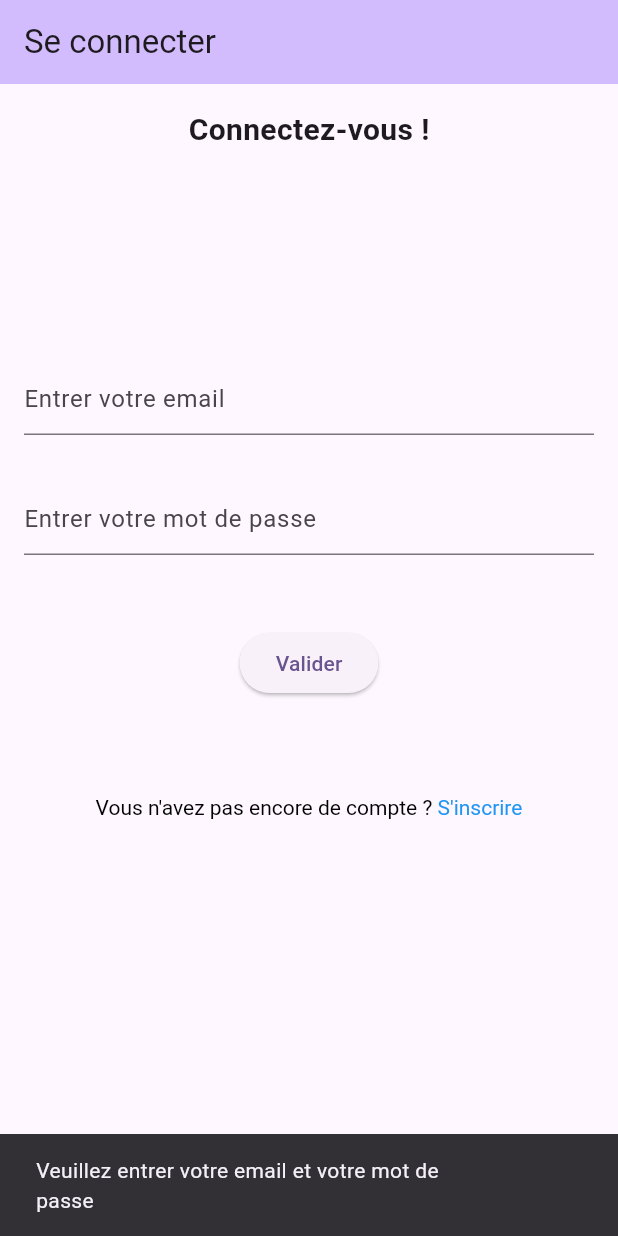
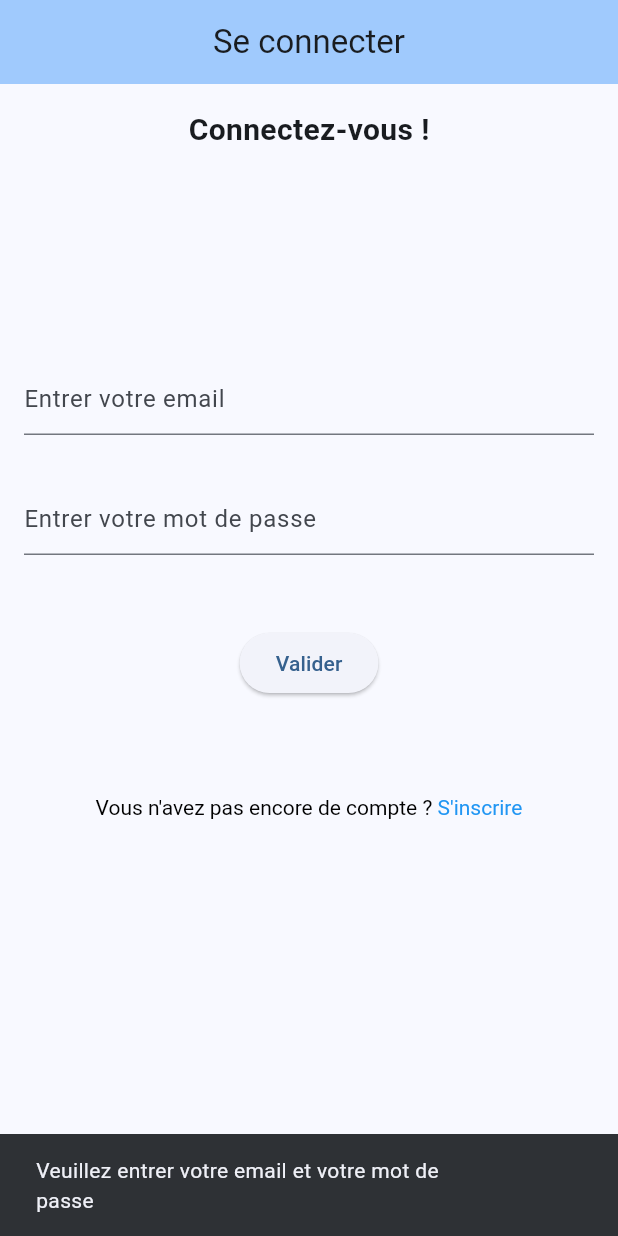
Before and after one commit to Kevin4815/Appli_music, a Flutter app: the screen it shows after launch, after a tap on "Valider", on a phone screen of 412 x 824 dp. Run offline on Flutter 3.47's test engine with Material 3 defaults, Android fonts, the phone set to English and light mode, and no system bars; our stand-ins replace audioplayers, cloud_firestore, firebase_auth, firebase_core, image_picker, permission_handler and 1 more; accounts and stored records are empty; network calls fail.

Commit message:
Final commit

```diff
--- a/appli_music/lib/Auth/login.dart
+++ b/appli_music/lib/Auth/login.dart
@@ -1,12 +1,8 @@
-//import 'package:appli_music/Auth/register.dart';
-//import 'package:appli_music/navbar_screens/home_page.dart';
+
 import 'package:appli_music/navigation_bar/navigationbar.dart';
 import 'package:flutter/gestures.dart';
 import 'package:flutter/material.dart';
 import 'package:firebase_auth/firebase_auth.dart';
-
-//import 'package:fluttertoast/fluttertoast.dart';
-
 
 class LoginPage extends StatefulWidget {
   const LoginPage({super.key, required this.title});
@@ -25,7 +21,6 @@ class _LoginPage extends State<LoginPage> {
 
   @override
   void dispose() {
-    // Clean up the controller when the widget is disposed.
     _emailController.dispose();
     _confirmPasswordController.dispose();
     _passwordController.dispose();
@@ -126,6 +121,8 @@ class _LoginPage extends State<LoginPage> {
       appBar: AppBar(
         backgroundColor: Theme.of(context).colorScheme.inversePrimary,
         title: Text(widget.title),
+        centerTitle: true,
+        automaticallyImplyLeading: false,
       ),
       body: Center(
         child: Column(
@@ -164,7 +161,7 @@ class _LoginPage extends State<LoginPage> {
 
       isConnectedNavigation(userId);
 
-       print('Connexion réussie ******************************************** !');
+      //print('Connexion réussie ******************************************** !');
 
 
     } on FirebaseAuthException catch (e) {
@@ -178,16 +175,13 @@ class _LoginPage extends State<LoginPage> {
     void checkLoginError(e){
       if(_emailController.text != "" && _passwordController.text != ""){
         if(e.code == 'invalid-email'){
-          print("L'email n'est pas au bon format");
           _showToast(context, "L'email n'est pas au bon format");
         }
         else if(e.code == 'invalid-credential'){
-          print('Email ou mot de passe incorrect. ********************************');
           _showToast(context, 'Email ou mot de passe incorrect.');
         }
       }
       else{
-        print("Veuillez entrer votre email et votre mot de passe");
          _showToast(context, 'Veuillez entrer votre email et votre mot de passe');
       }
     }
--- a/appli_music/lib/Auth/music_style.dart
+++ b/appli_music/lib/Auth/music_style.dart
@@ -1,5 +1,4 @@
 
-//import 'package:appli_music/navbar_screens/home_page.dart';
 import 'package:appli_music/navigation_bar/navigationbar.dart';
 import 'package:flutter/material.dart';
 import 'package:cloud_firestore/cloud_firestore.dart';
--- a/appli_music/lib/main.dart
+++ b/appli_music/lib/main.dart
@@ -20,21 +20,17 @@ class MyApp extends StatelessWidget {
   Widget build(BuildContext context) {
     return MaterialApp(
       title: 'Flutter Demo',
-      initialRoute: '/login', // mettre login
+      initialRoute: '/login',
       routes: {
         '/login': (context) => const LoginPage(title: "Se connecter"),
         '/register': (context) => const RegisterPage(title: "S'inscrire"),
-        //'/style': (context) => const MusicStyle(title: "Style de musique"),
-        //'/homepage': (context) => const MyHomePage(title: "Home page"),
-        '/appinterface': (context) => const NavTab(title: "Navigation", id:""),
       },
       debugShowCheckedModeBanner: false,
       theme: ThemeData(
 
-        colorScheme: ColorScheme.fromSeed(seedColor: Colors.deepPurple),
+        colorScheme: ColorScheme.fromSeed(seedColor: Colors.blue),
         useMaterial3: true,
       ),
-      //home: const LoginPage(title: "Se connecter"),
     );
   }
 }
--- a/appli_music/lib/navbar_screens/history_page.dart
+++ b/appli_music/lib/navbar_screens/history_page.dart
@@ -1,5 +1,5 @@
 import 'package:appli_music/audioPlayer/audioplayer.dart';
-import 'package:appli_music/historical/history.dart';
+import 'package:appli_music/history/history.dart';
 import 'package:audioplayers/audioplayers.dart';
 import 'package:flutter/material.dart';
 
@@ -59,6 +59,8 @@ class _HistoryPage extends State<HistoryPage> {
       appBar: AppBar(
         backgroundColor: Theme.of(context).colorScheme.inversePrimary,
         title: Text(widget.title),
+        automaticallyImplyLeading: false,
+        centerTitle: true,
       ),
       body: ListView.builder(
         itemCount: history.getData().length,
--- a/appli_music/lib/navigation_bar/navigationbar.dart
+++ b/appli_music/lib/navigation_bar/navigationbar.dart
@@ -23,8 +23,8 @@ class _NavTab extends State<NavTab> {
     super.initState();
 
     _screens = [
-       MyHomePage(title: 'Register', id: widget.id),
-      const HistoryPage(title: 'History'),
+       MyHomePage(title: 'Suggestions', id: widget.id),
+      const HistoryPage(title: 'Historique'),
       ProfilePage(title: 'Profile ', id: widget.id),
     ];
   }
```
Also changed, not shown: appli_music/lib/Auth/register.dart (+4 -9 lines), appli_music/lib/historical/history.dart (deleted, +0 -21 lines), appli_music/lib/history/history.dart (+21 -1 lines), appli_music/lib/navbar_screens/home_page.dart (+9 -5 lines), appli_music/lib/navbar_screens/profile_page.dart (+24 -38 lines), 6 other files.
